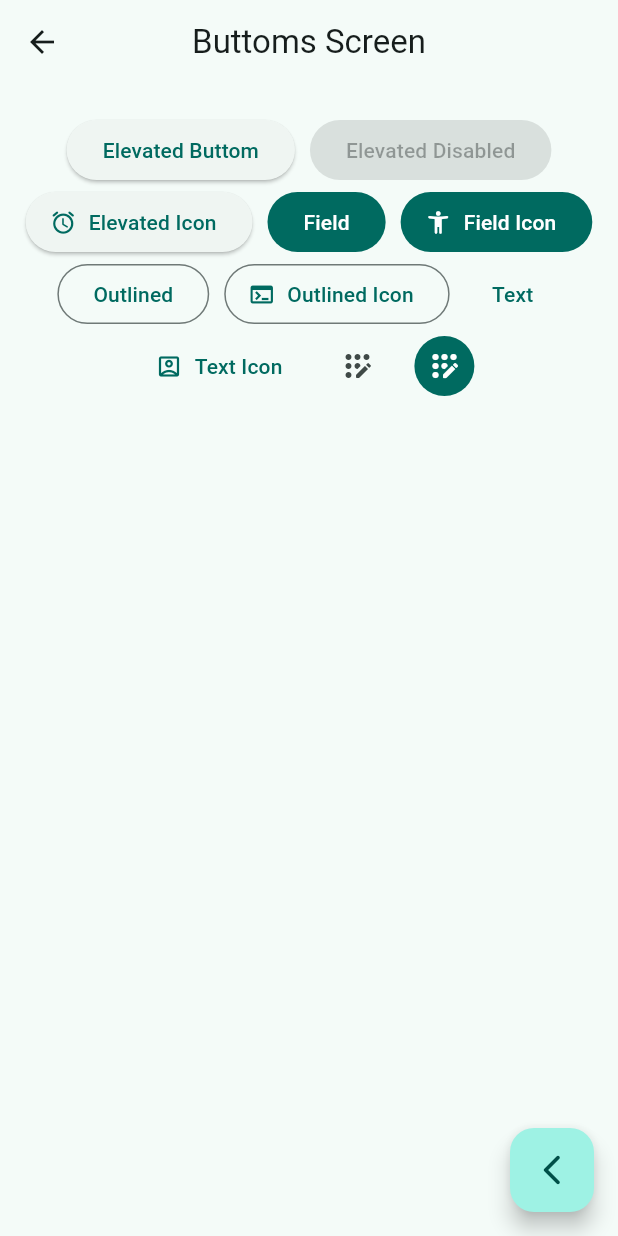
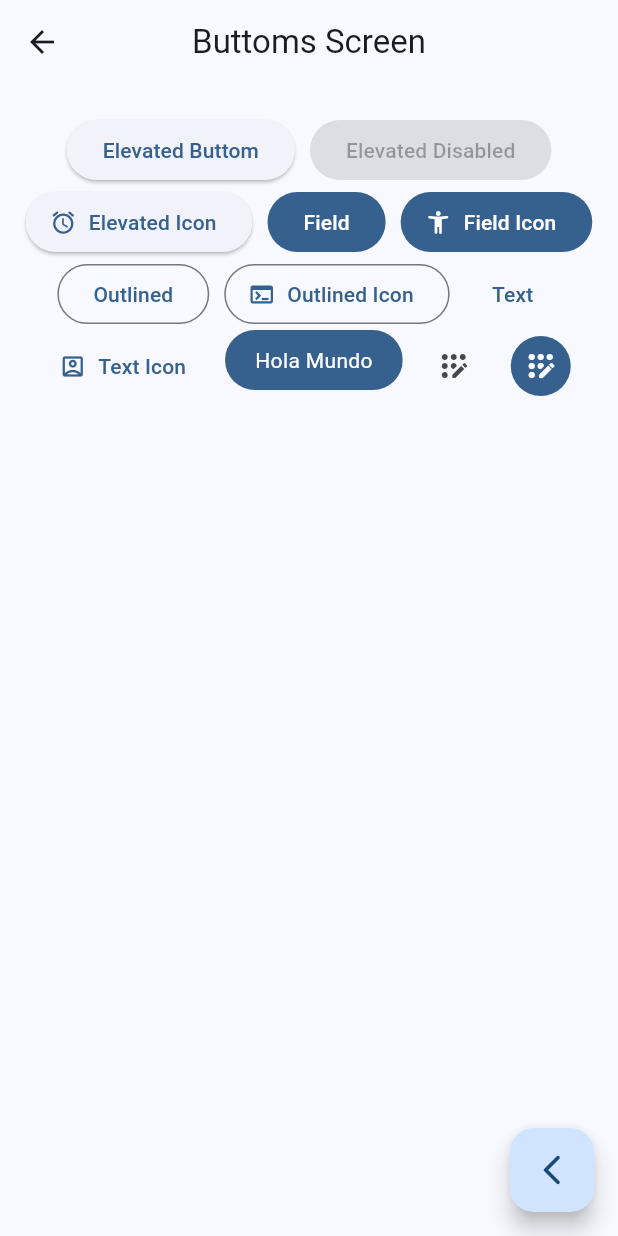
Before and after one commit to ldiazg97/Flutter-Course, a Flutter app: the screen it shows after launch, after a tap on "Botones", on a phone screen of 412 x 824 dp. Run offline on Flutter 3.47's test engine with Material 3 defaults, Android fonts, the phone set to English and light mode, and no system bars; our stand-ins replace go_router.

Commit message:
Actualizar el tema de la aplicación y añadir un botón personalizado en la pantalla de botones

```diff
--- a/lib/main.dart
+++ b/lib/main.dart
@@ -14,7 +14,7 @@ class MainApp extends StatelessWidget {
     return MaterialApp.router(
       routerConfig: appRouter,
       debugShowCheckedModeBanner: false,
-      theme: AppTheme(selectedColor: 5).getTheme(),
+      theme: AppTheme(selectedColor: 0).getTheme(),
     );
   }
 }
--- a/lib/presentations/screens/buttoms/buttoms_screen.dart
+++ b/lib/presentations/screens/buttoms/buttoms_screen.dart
@@ -58,6 +58,7 @@ class _ButtomsView extends StatelessWidget {
               icon: Icon(Icons.account_box_outlined),
               label: Text('Text Icon'),
             ),
+            CustomButtom(),
             IconButton(
               onPressed: () {},
               icon: Icon(Icons.app_registration_rounded),
@@ -76,3 +77,28 @@ class _ButtomsView extends StatelessWidget {
     );
   }
 }
+
+class CustomButtom extends StatelessWidget {
+  const CustomButtom({super.key});
+
+  @override
+  Widget build(BuildContext context) {
+    final colors = Theme.of(context).colorScheme;
+    return ClipRRect(
+      borderRadius: BorderRadius.circular(20),
+      child: Material(
+        color: colors.primary,
+        child: InkWell(
+          onTap: () {},
+          child: Padding(
+            padding: const EdgeInsets.symmetric(horizontal: 20, vertical: 10),
+            child: const Text(
+              'Hola Mundo',
+              style: TextStyle(color: Colors.white),
+            ),
+          ),
+        ),
+      ),
+    );
+  }
+}
```
